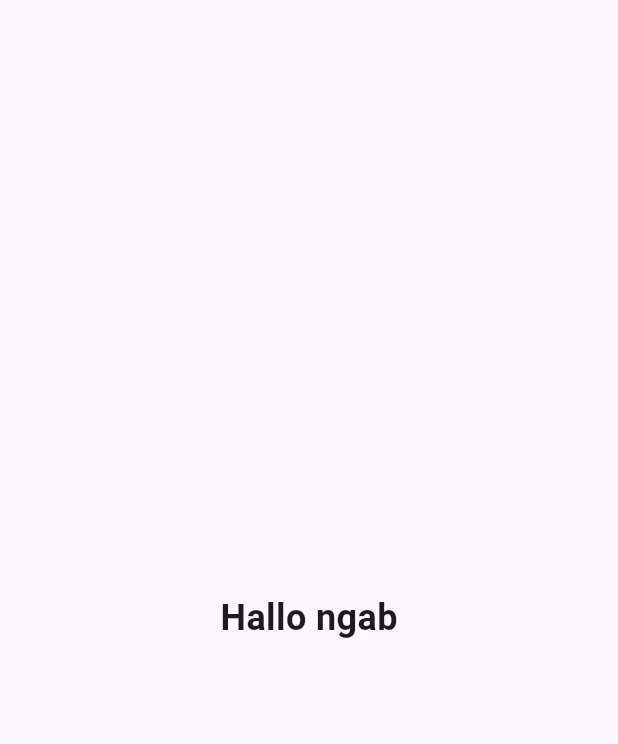
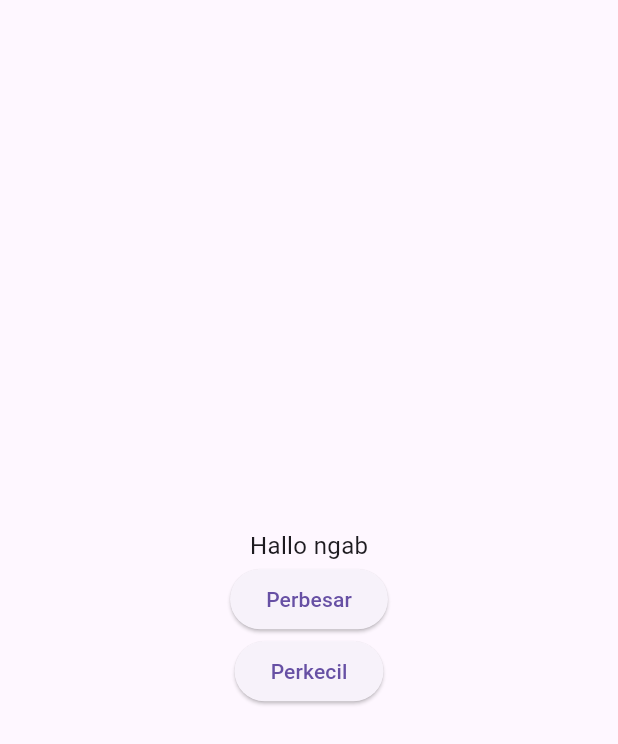
Before and after one commit to Roisull/belajar-flutter-dasar, a Flutter app: the screen it shows after launch, on a phone screen of 412 x 824 dp. Shown: the top 744 px of the screen. Run offline on Flutter 3.47's test engine with Material 3 defaults, Android fonts, the phone set to English and light mode, and no system bars.

Commit message:
update progress 3

```diff
--- a/lib/main.dart
+++ b/lib/main.dart
@@ -1,10 +1,12 @@
 import 'package:flutter/material.dart';
 
 void main() {
-  runApp(MyApp());
+  runApp(const MyApp());
 }
 
 class MyApp extends StatelessWidget {
+  const MyApp({super.key});
+
 
   @override
   Widget build(BuildContext context) {
@@ -14,8 +16,9 @@ class MyApp extends StatelessWidget {
         primarySwatch: Colors.blue,
       ),
       home: const Scaffold(
-        body: Center(
-          child: Heading(
+        body: Align(
+          alignment: Alignment.center,
+          child: BiggerText(
             text: "Hallo ngab",
           ),
         ),
@@ -27,7 +30,7 @@ class MyApp extends StatelessWidget {
 class Heading extends StatelessWidget {
 
   final String text;
-  const Heading({Key? key, required this.text}) : super(key: key);
+  const Heading({super.key, required this.text});
 
   @override
   Widget build(BuildContext context) {
@@ -45,7 +48,7 @@ class BiggerText extends StatefulWidget {
 
   final String text;
 
-  const BiggerText({Key? key, required this.text}) : super(key: key);
+  const BiggerText({super.key, required this.text});
 
   @override
   State<BiggerText> createState() => _BiggerTextState();
@@ -58,6 +61,7 @@ class _BiggerTextState extends State<BiggerText> {
   @override
   Widget build(BuildContext context) {
     return Column(
+      mainAxisAlignment: MainAxisAlignment.center,
       children: <Widget>[
         Text(
           widget.text,
@@ -73,6 +77,15 @@ class _BiggerTextState extends State<BiggerText> {
               _textSize = 32.0;
             });
           },
+        ),
+        ElevatedButton(
+          child: const Text("Perkecil"),
+
+          onPressed: (){
+            setState(() {
+              _textSize = 16.0;
+            });
+          },
         )
       ],
     );
```
